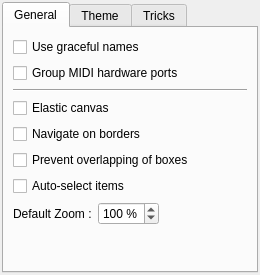
Before: the Qt Designer form resources/ui/canvas_options.ui in Houston4444/HoustonPatchbay, drawn with Qt 5.
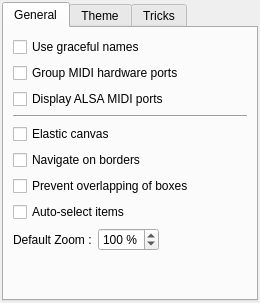
After: the same form once the commit is applied. Icons and pictures are not drawn.

Commit message: make ALSA MIDI support optional

Diff of the .ui file:
```diff
--- a/resources/ui/canvas_options.ui
+++ b/resources/ui/canvas_options.ui
@@ -7,7 +7,7 @@
     <x>0</x>
     <y>0</y>
     <width>260</width>
-    <height>275</height>
+    <height>303</height>
    </rect>
   </property>
   <property name="windowTitle">
@@ -63,6 +63,13 @@
              </property>
             </widget>
            </item>
+           <item>
+            <widget class="QCheckBox" name="checkBoxAlsa">
+             <property name="text">
+              <string>Display ALSA MIDI ports</string>
+             </property>
+            </widget>
+           </item>
            <item>
             <widget class="Line" name="line">
              <property name="orientation">
```
The commit also changes 4 other files.
